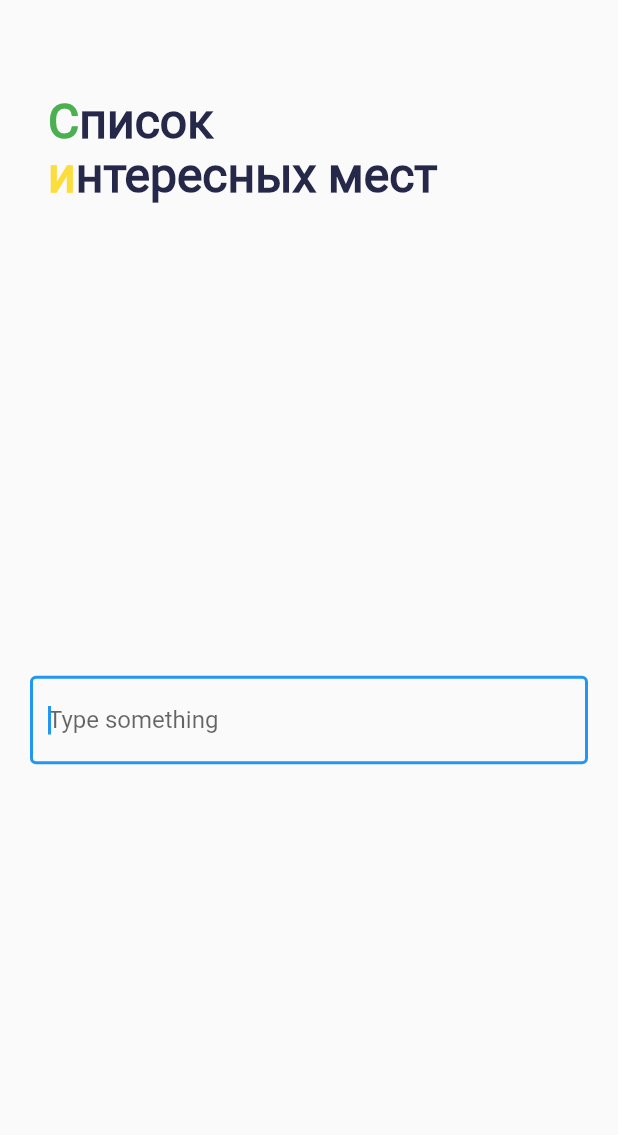
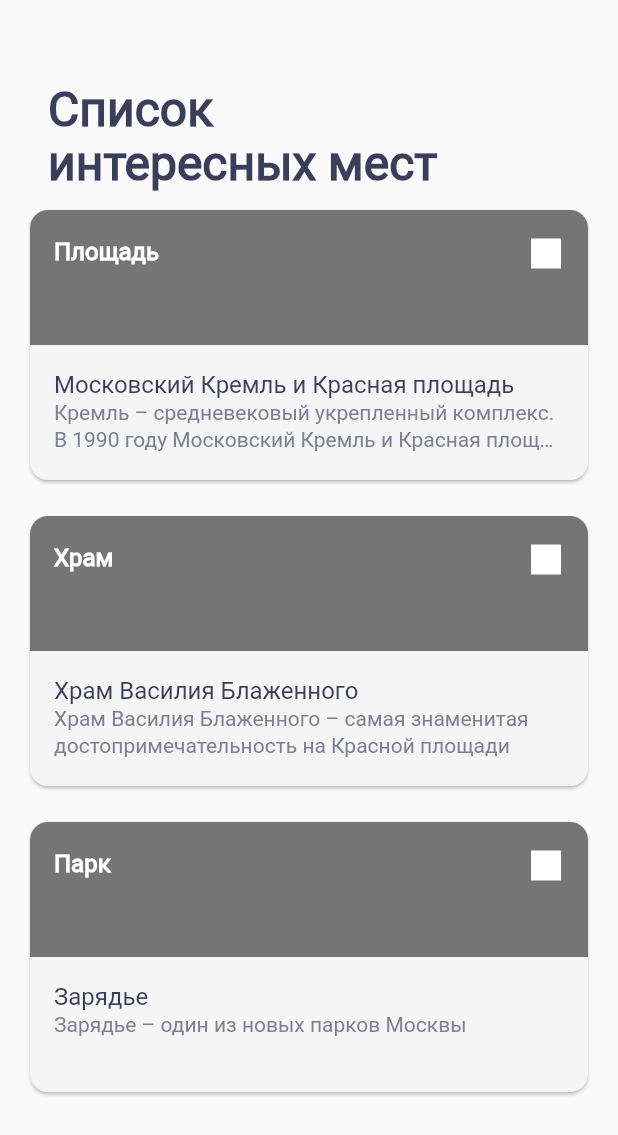
Before and after one commit to skillbox-koutja/surf-flutter-course-kutyakin, a Flutter app: the screen it shows after launch, on a phone screen of 412 x 824 dp. Shown: the top 1135 px of the screen. Run offline on Flutter 3.47's test engine with Material 2 defaults, Android fonts, the phone set to English and light mode, and no system bars.

Commit message:
4.6.2 Верстка списка интересных мест

```diff
--- /dev/null
+++ b/lib/domain/sight.dart
@@ -0,0 +1,22 @@
+class Sight {
+  final String name;
+  final MapCoordinates coordinates;
+  final String imageUrl;
+  final String details;
+  final String type;
+
+  Sight({
+    required this.name,
+    required this.coordinates,
+    required this.imageUrl,
+    required this.details,
+    required this.type,
+  });
+}
+
+class MapCoordinates {
+  final double lat;
+  final double long;
+
+  MapCoordinates({required this.lat, required this.long});
+}
--- /dev/null
+++ b/lib/mocks.dart
@@ -0,0 +1,27 @@
+import 'package:places/domain/sight.dart';
+
+final List<Sight> sights = [
+  Sight(
+    name: 'Московский Кремль и Красная площадь',
+    coordinates: MapCoordinates(lat: 0.01, long: 0.01),
+    imageUrl: 'https://www.guideoftheworld.com/wp-content/uploads/map/st_basil_red_square_moscow.jpg',
+    details:
+        'Кремль – средневековый укрепленный комплекс. В 1990 году Московский Кремль и Красная площадь вошли в список Всемирного наследия ЮНЕСКО',
+    type: 'Площадь',
+  ),
+  Sight(
+    name: 'Храм Василия Блаженного',
+    coordinates: MapCoordinates(lat: 0.02, long: 0.02),
+    imageUrl:
+        'https://kartinkin.net/pics/uploads/posts/2022-08/1660314555_62-kartinkin-net-p-khram-vasiliya-blazhennogo-moskva-krasivo-66.jpg',
+    details: 'Храм Василия Блаженного – самая знаменитая достопримечательность на Красной площади',
+    type: 'Храм',
+  ),
+  Sight(
+    name: 'Зарядье',
+    coordinates: MapCoordinates(lat: 0.03, long: 0.03),
+    imageUrl: 'https://24warez.ru/uploads/posts/050318/221314/2.jpg',
+    details: 'Зарядье – один из новых парков Москвы',
+    type: 'Парк',
+  ),
+];
--- /dev/null
+++ b/lib/ui/screen/sight_card.dart
@@ -0,0 +1,100 @@
+import 'package:flutter/material.dart';
+import 'package:places/domain/sight.dart';
+
+class SightCard extends StatelessWidget {
+  final Sight sight;
+
+  const SightCard({required this.sight, Key? key}) : super(key: key);
+
+  @override
+  Widget build(BuildContext context) {
+    return Card(
+      shape: RoundedRectangleBorder(
+        borderRadius: BorderRadius.circular(12.0),
+      ),
+      color: Colors.grey.shade100,
+      child: Column(
+        crossAxisAlignment: CrossAxisAlignment.start,
+        children: [
+          Expanded(
+            child: SizedBox(
+              width: double.infinity,
+              child: DecoratedBox(
+                decoration: BoxDecoration(
+                  color: Colors.grey.shade600,
+                  borderRadius: BorderRadius.vertical(top: Radius.circular(12)),
+                ),
+                child: Padding(
+                  padding: const EdgeInsets.all(16.0),
+                  child: Column(
+                    crossAxisAlignment: CrossAxisAlignment.start,
+                    children: [
+                      Row(
+                        mainAxisAlignment: MainAxisAlignment.spaceBetween,
+                        children: [
+                          Text(
+                            sight.type,
+                            style: const TextStyle(
+                              color: Colors.white,
+                              fontSize: 16.0,
+                              height: 1.29,
+                              fontFamily: 'Roboto',
+                              fontWeight: FontWeight.w700,
+                            ),
+                          ),
+                          Padding(
+                            padding: const EdgeInsets.only(top: 3, right: 2),
+                            child: ColoredBox(
+                              color: Colors.white,
+                              child: SizedBox.square(
+                                dimension: 20,
+                              ),
+                            ),
+                          ),
+                        ],
+                      ),
+                    ],
+                  ),
+                ),
+              ),
+            ),
+          ),
+          Expanded(
+            child: Padding(
+              padding: const EdgeInsets.all(16.0),
+              child: Column(
+                crossAxisAlignment: CrossAxisAlignment.start,
+                children: [
+                  Text(
+                    sight.name,
+                    style: const TextStyle(
+                      color: Color(0xFF3B3E5B),
+                      fontSize: 16.0,
+                      height: 1.25,
+                      fontFamily: 'Roboto',
+                      fontWeight: FontWeight.w500,
+                    ),
+                    maxLines: 2,
+                    overflow: TextOverflow.ellipsis,
+                  ),
+                  Text(
+                    sight.details,
+                    style: const TextStyle(
+                      color: Color(0xFF7C7E92),
+                      fontSize: 14.0,
+                      height: 1.29,
+                      fontFamily: 'Roboto',
+                      fontWeight: FontWeight.w400,
+                    ),
+                    maxLines: 2,
+                    overflow: TextOverflow.ellipsis,
+                  ),
+                ],
+              ),
+            ),
+          ),
+        ],
+      ),
+    );
+  }
+}
--- a/lib/ui/screen/sight_list_screen.dart
+++ b/lib/ui/screen/sight_list_screen.dart
@@ -1,4 +1,6 @@
 import 'package:flutter/material.dart';
+import 'package:places/mocks.dart';
+import 'package:places/ui/screen/sight_card.dart';
 
 class SightListScreen extends StatefulWidget {
   const SightListScreen({Key? key}) : super(key: key);
@@ -6,14 +8,6 @@ class SightListScreen extends StatefulWidget {
   @override
   State<SightListScreen> createState() => _SightListScreenState();
 }
-
-const _mainTextStyle = TextStyle(
-  color: Color(0xFF252849),
-  fontSize: 32.0,
-  height: 1.12,
-  fontFamily: 'Roboto',
-  fontWeight: FontWeight.w700,
-);
 
 class _SightListScreenState extends State<SightListScreen> {
   @override
@@ -23,41 +17,42 @@ class _SightListScreenState extends State<SightListScreen> {
         backgroundColor: Theme.of(context).scaffoldBackgroundColor,
         elevation: 0,
         toolbarHeight: 72 + 64,
-        title: Padding(
-          padding: const EdgeInsets.fromLTRB(16, 64, 16, 0),
-          child: SizedBox(
-            height: 72,
-            child: RichText(
-              text: TextSpan(
-                style: _mainTextStyle,
-                children: [
-                  TextSpan(
-                    children: [
-                      TextSpan(text: 'C', style: _mainTextStyle.copyWith(color: const Color(0xFF4CAF50))),
-                      const TextSpan(text: 'писок\n'),
-                    ],
-                  ),
-                  TextSpan(
-                    children: [
-                      TextSpan(text: 'и', style: _mainTextStyle.copyWith(color: const Color(0xFFFCDD3D))),
-                      const TextSpan(text: 'нтересных мест'),
-                    ],
-                  ),
-                ],
+        title: Align(
+          alignment: Alignment.topLeft,
+          child: Padding(
+            padding: const EdgeInsets.fromLTRB(16, 64, 16, 16),
+            child: SizedBox(
+              height: 72,
+              child: Text(
+                'Список\nинтересных мест',
+                style: TextStyle(
+                  color: Color(0xFF3B3E5B),
+                  fontSize: 32.0,
+                  height: 1.12,
+                  fontFamily: 'Roboto',
+                  fontWeight: FontWeight.w700,
+                ),
+                maxLines: 2,
               ),
             ),
           ),
         ),
       ),
-      body: const Center(
+      body: SingleChildScrollView(
         child: Padding(
-          padding: EdgeInsets.all(20.0),
-          child: TextField(
-            decoration: InputDecoration(
-              border: OutlineInputBorder(),
-              hintText: 'Type something',
-            ),
-            autofocus: true,
+          padding: const EdgeInsets.symmetric(horizontal: 16.0),
+          child: Column(
+            children: [
+              for (var sight in sights)
+                Padding(
+                  padding: const EdgeInsets.only(bottom: 16.0),
+                  child: SizedBox(
+                    height: 188,
+                    width: double.infinity,
+                    child: SightCard(sight: sight),
+                  ),
+                ),
+            ],
           ),
         ),
       ),
```
